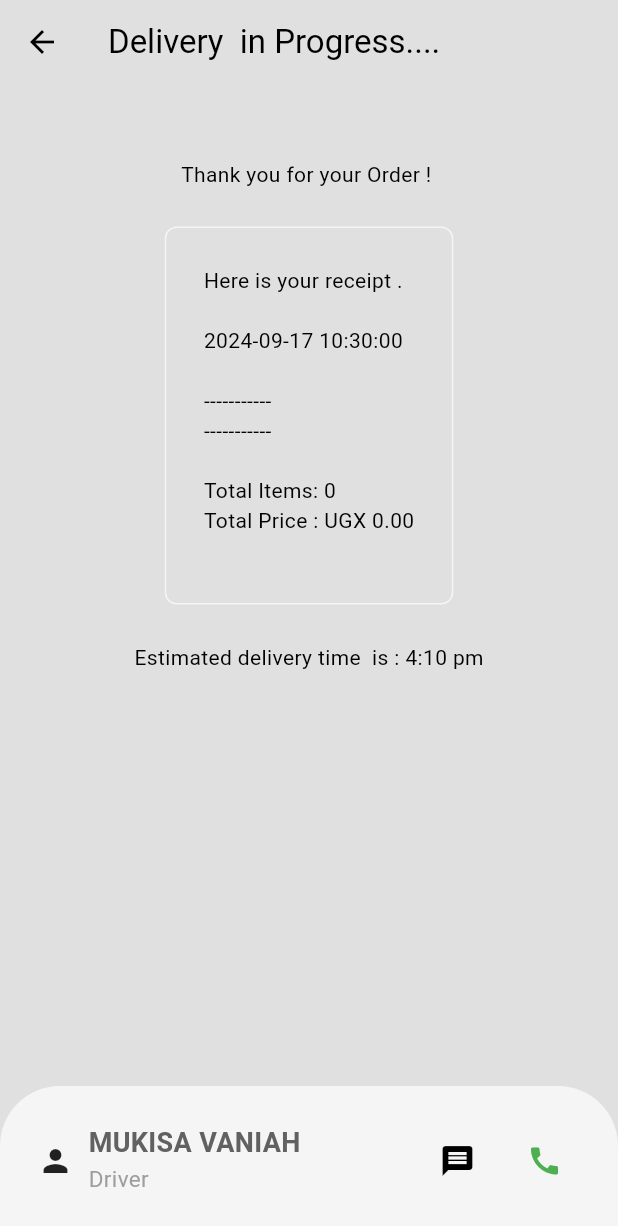
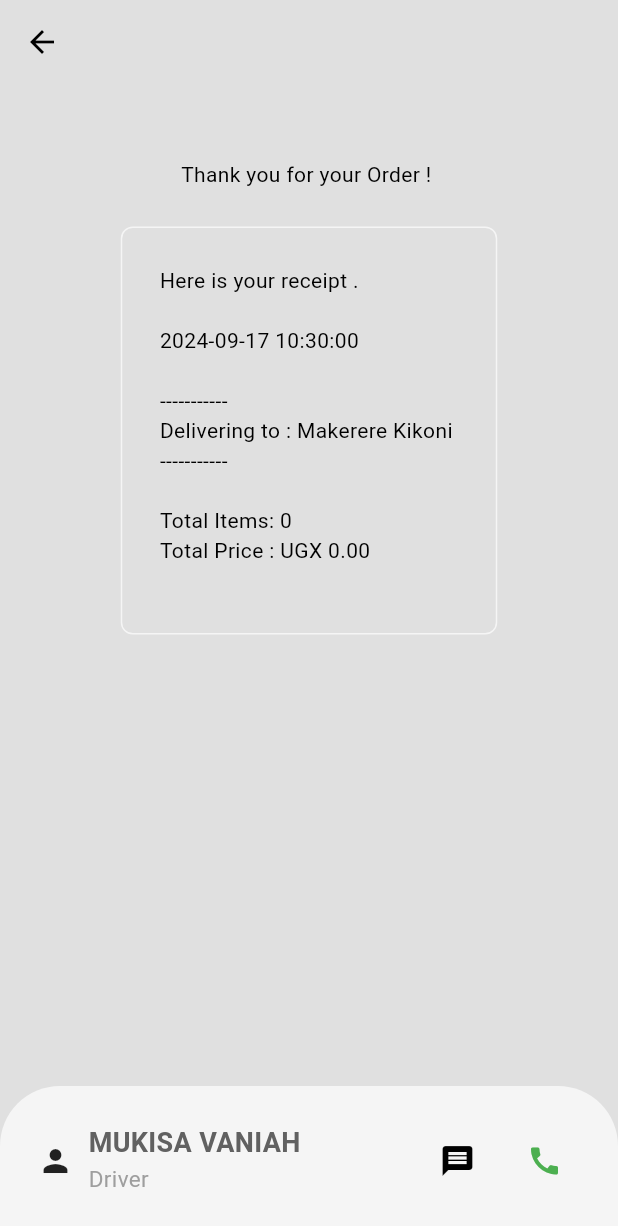
Before and after one commit to Vaniahchristian/LittleCafeApp, a Flutter app: the DeliveryProgressPage screen opened directly, on a phone screen of 412 x 824 dp. Shown: the top 1226 px of the screen. Run offline on Flutter 3.47's test engine with Material 3 defaults, Android fonts, the light colour scheme and no system bars; our stand-ins replace carousel_slider, cloud_firestore, firebase_auth, firebase_core, flutter_credit_card, font_awesome_flutter and 1 more; accounts and stored records are empty.

Commit message:
firebase actions

```diff
--- a/lib/models/restaurant.dart
+++ b/lib/models/restaurant.dart
@@ -321,14 +321,23 @@ class Restaurant extends ChangeNotifier {
     ),
   ];
 
+  //user cart
+  final List<CartItem> _cart = [];
+
+  // delivery address which user can manully edit or change
+
+  String _deliveryAddress = 'Makerere Kikoni ';
+
+
+
   // Getter to access the menu
   List<Food> get menu => _menu;
   List<CartItem> get cart => _cart;
+  String get deliveryAddress => _deliveryAddress;
 
   //operations
 
-  //user cart
-  final List<CartItem> _cart = [];
+
 
 //add to cart
 
@@ -414,6 +423,14 @@ class Restaurant extends ChangeNotifier {
     notifyListeners();
   }
 
+  //update delivery address
+  void updateDeliveryAddress(String newAddress){
+   _deliveryAddress = newAddress;
+   notifyListeners();
+
+
+  }
+
 // HELPERS
 
 //GENERATE A RECEIPT
@@ -430,6 +447,7 @@ class Restaurant extends ChangeNotifier {
     receipt.writeln(formattedDate);
     receipt.writeln();
     receipt.writeln("-----------");
+    receipt.writeln("Delivering to : $deliveryAddress");
 
     for (final cartItem in _cart){
       receipt.writeln( "${cartItem.quantity} * ${cartItem.food.name} - ${_formatPrice(cartItem.food.price)}");
--- a/lib/pages/delivery_progress_page.dart
+++ b/lib/pages/delivery_progress_page.dart
@@ -1,14 +1,39 @@
 import 'package:flutter/material.dart';
+import 'package:littlecafe/services/database/firestore.dart';
 import 'package:littlecafe/widgets/my_receipt.dart';
+import 'package:provider/provider.dart';
+import '../models/restaurant.dart';
 
-class DeliveryProgressPage extends StatelessWidget {
+class DeliveryProgressPage extends StatefulWidget {
   const DeliveryProgressPage({super.key});
 
+  @override
+  State<DeliveryProgressPage> createState() => _DeliveryProgressPageState();
+}
+
+class _DeliveryProgressPageState extends State<DeliveryProgressPage> {
+
+  //get access to db
+  FirestoreService db = FirestoreService();
+
+
+
+  @override
+  void initState() {
+
+    super.initState();
+
+    //if we get to this page , we submit order to the firestore db
+
+    String receipt = context.read<Restaurant>().displayCartReceipt();
+    db.saveOrderToDatabase(receipt);
+
+  }
   @override
   Widget build(BuildContext context) {
     return Scaffold(
       appBar: AppBar(
-        title: Text("Delivery  in Progress...."),
+
         backgroundColor: Colors.transparent,
       ),
       bottomNavigationBar: _buildBottomNavBar(context),
@@ -21,7 +46,6 @@ class DeliveryProgressPage extends StatelessWidget {
   }
 
   //Custom Bottom Nav Bar-Message or call delivery driver
-
   Widget _buildBottomNavBar(BuildContext context) {
     return Container(
       height: 100,
--- a/lib/widgets/my_receipt.dart
+++ b/lib/widgets/my_receipt.dart
@@ -1,9 +1,7 @@
-
 import 'package:flutter/material.dart';
 import 'package:provider/provider.dart';
 
 import '../models/restaurant.dart';
-
 
 class MyReceipt extends StatelessWidget {
   const MyReceipt({super.key});
@@ -31,8 +29,7 @@ class MyReceipt extends StatelessWidget {
           SizedBox(
             height: 25,
           ),
-
-          Text("Estimated delivery time  is : 4:10 pm" )
+          //Text("Estimated delivery time  is : 4:10 pm")
         ]),
       ),
     );
```
Also changed, not shown: lib/pages/SignInPage.dart (+16 -20 lines), lib/services/database/firestore.dart (+18 -1 lines), lib/themes/theme_provider.dart (+7 -12 lines), lib/widgets/my_cart_tile.dart (+12 -8 lines), lib/widgets/my_current_location.dart (+46 -21 lines).
